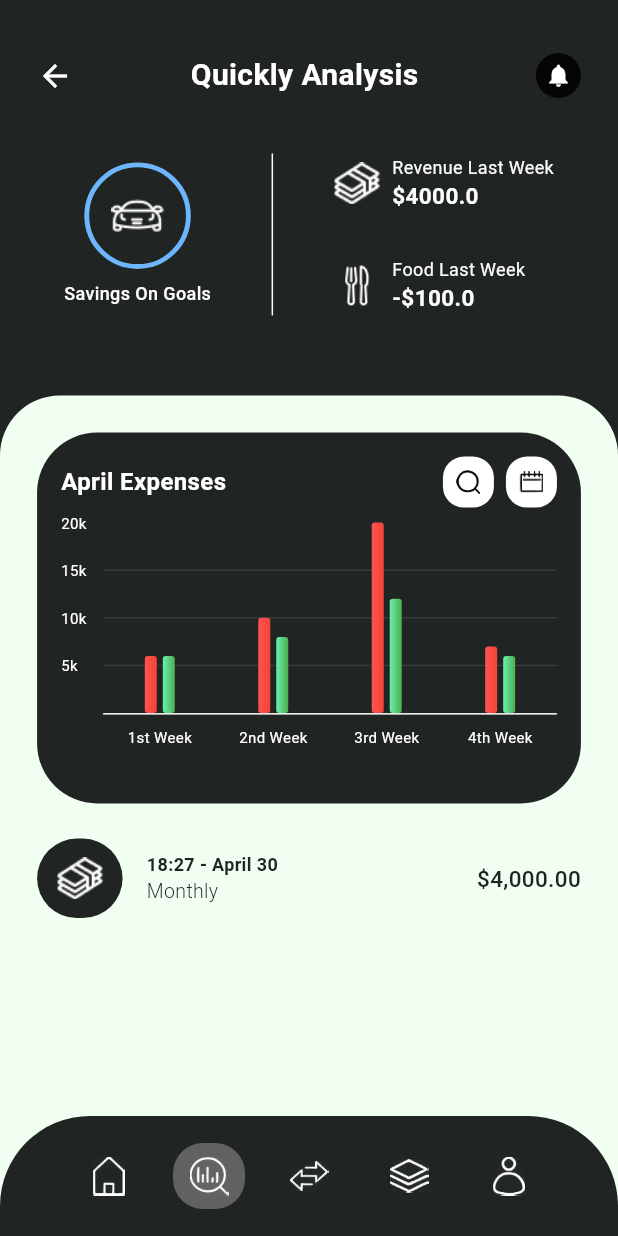
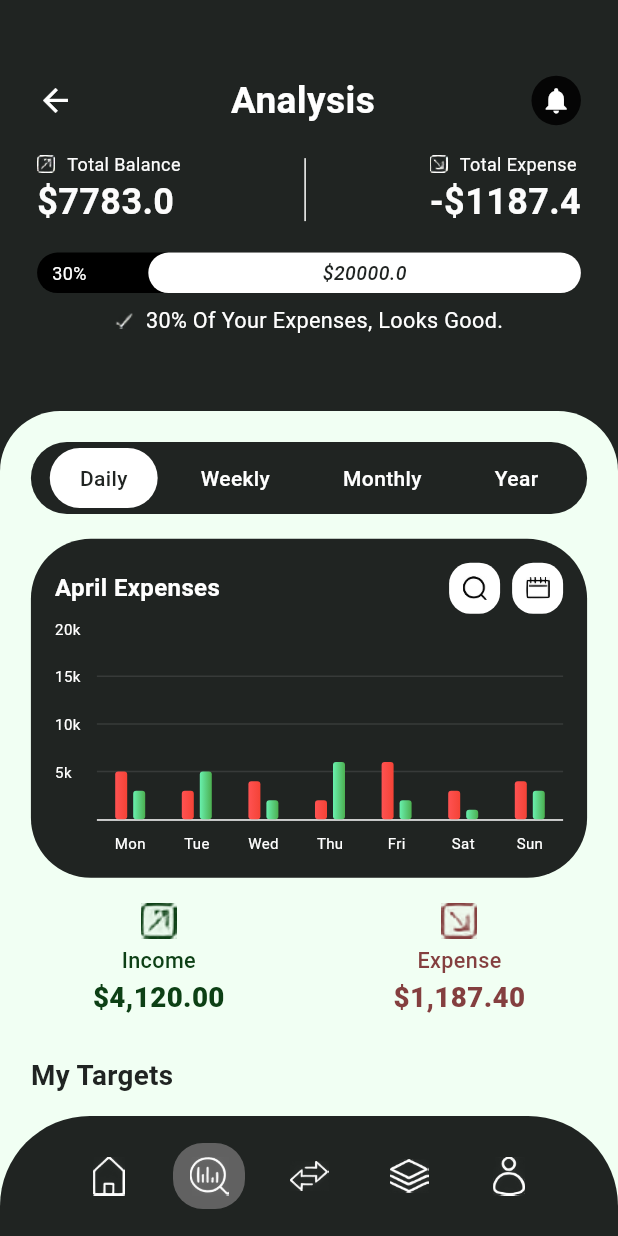
Before and after one commit to dyeafsnsein/SBMA, a Flutter app: the screen it shows after launch, item 2 of the bottom bar chosen, on a phone screen of 412 x 824 dp. Run offline on Flutter 3.47's test engine with Material 3 defaults, Android fonts, the light colour scheme and no system bars; drawn by our look-alikes of fl_chart; Roboto replaces fonts that are missing (Poppins).

Commit message:
added analysis page , linking it to botnavbar , updated the period selector

```diff
--- /dev/null
+++ b/lib/pages/Analysis.dart
@@ -0,0 +1,353 @@
+import 'package:flutter/material.dart';
+import 'package:flutter/services.dart';
+import 'components/balance_overview.dart';
+import 'components/progress_bar.dart';
+import 'components/fl_bar_chart.dart';
+import 'components/bottom_nav_bar.dart';
+import 'Notification.dart';
+
+class Analysis extends StatefulWidget {
+  const Analysis({Key? key}) : super(key: key);
+
+  @override
+  State<Analysis> createState() => _AnalysisState();
+}
+
+class _AnalysisState extends State<Analysis> {
+  final List<String> _iconPaths = [
+    'lib/pages/assets/Home.png',
+    'lib/pages/assets/Analysis.png',
+    'lib/pages/assets/Transactions.png',
+    'lib/pages/assets/Categories.png',
+    'lib/pages/assets/Profile.png',
+  ];
+
+  final List<String> _periods = ['Daily', 'Weekly', 'Monthly', 'Year'];
+  int _selectedPeriodIndex = 0;
+
+  final List<double> _expenses = [5, 3, 4, 2, 6, 3, 4];
+  final List<double> _income = [3, 5, 2, 6, 2, 1, 3];
+  final List<String> _chartLabels = ['Mon', 'Tue', 'Wed', 'Thu', 'Fri', 'Sat', 'Sun'];
+
+  final List<Map<String, dynamic>> _targets = [
+    {
+      'name': 'Travel',
+      'progress': 0.3,
+    },
+    {
+      'name': 'Car',
+      'progress': 0.5,
+    },
+  ];
+
+  void _onPeriodTapped(int index) {
+    setState(() {
+      _selectedPeriodIndex = index;
+    });
+  }
+
+  Widget _buildPeriodSelector() {
+    return Container(
+      padding: const EdgeInsets.all(4),
+      decoration: BoxDecoration(
+        color: const Color(0xFF202422),
+        borderRadius: BorderRadius.circular(30),
+      ),
+      child: Row(
+        mainAxisAlignment: MainAxisAlignment.spaceEvenly,
+        children: List.generate(_periods.length, (index) {
+          final isSelected = _selectedPeriodIndex == index;
+          return GestureDetector(
+            onTap: () => _onPeriodTapped(index),
+            child: Container(
+              padding: const EdgeInsets.symmetric(horizontal: 20, vertical: 10),
+              decoration: BoxDecoration(
+                color: isSelected ? Colors.white : Colors.transparent,
+                borderRadius: BorderRadius.circular(25),
+              ),
+              child: Text(
+                _periods[index],
+                style: TextStyle(
+                  color: isSelected ? const Color(0xFF202422) : Colors.white,
+                  fontSize: 14,
+                  fontWeight: FontWeight.w500,
+                ),
+              ),
+            ),
+          );
+        }),
+      ),
+    );
+  }
+
+  Widget _buildIncomeExpense({
+    required String icon,
+    required String title,
+    required String amount,
+    required Color color,
+    required double screenWidth,
+  }) {
+    return Column(
+      mainAxisAlignment: MainAxisAlignment.center,
+      children: [
+        Image.asset(
+          icon,
+          width: screenWidth * 0.06,
+          height: screenWidth * 0.06,
+          color: color,
+        ),
+        SizedBox(height: screenWidth * 0.01),
+        Text(
+          title,
+          style: TextStyle(
+            color: color,
+            fontSize: screenWidth * 0.035,
+            fontWeight: FontWeight.w500,
+          ),
+        ),
+        Text(
+          amount,
+          style: TextStyle(
+            color: color,
+            fontSize: screenWidth * 0.045,
+            fontWeight: FontWeight.w800,
+          ),
+        ),
+      ],
+    );
+  }
+
+  Widget _buildTargetItem({
+    required String name,
+    required double progress,
+    required double screenWidth,
+  }) {
+    return Container(
+      width: screenWidth * 0.4,
+      height: screenWidth * 0.4,
+      decoration: BoxDecoration(
+        color: const Color(0xFF202422),
+        borderRadius: BorderRadius.circular(20),
+      ),
+      child: Column(
+        mainAxisAlignment: MainAxisAlignment.center,
+        children: [
+          Stack(
+            alignment: Alignment.center,
+            children: [
+              SizedBox(
+                width: screenWidth * 0.25,
+                height: screenWidth * 0.25,
+                child: CircularProgressIndicator(
+                  value: progress,
+                  backgroundColor: Colors.white.withOpacity(0.2),
+                  valueColor: const AlwaysStoppedAnimation<Color>(Color(0xFF00FF94)),
+                  strokeWidth: 8,
+                ),
+              ),
+              Text(
+                '${(progress * 100).toInt()}%',
+                style: TextStyle(
+                  color: Colors.white,
+                  fontSize: screenWidth * 0.05,
+                  fontWeight: FontWeight.bold,
+                ),
+              ),
+            ],
+          ),
+          SizedBox(height: screenWidth * 0.02),
+          Text(
+            name,
+            style: TextStyle(
+              color: Colors.white,
+              fontSize: screenWidth * 0.04,
+              fontWeight: FontWeight.w500,
+            ),
+          ),
+        ],
+      ),
+    );
+  }
+
+  @override
+  Widget build(BuildContext context) {
+    final screenHeight = MediaQuery.of(context).size.height;
+    final screenWidth = MediaQuery.of(context).size.width;
+
+    return AnnotatedRegion<SystemUiOverlayStyle>(
+      value: SystemUiOverlayStyle.light.copyWith(
+        statusBarColor: Colors.transparent,
+        statusBarIconBrightness: Brightness.light,
+      ),
+      child: Scaffold(
+        backgroundColor: const Color(0xFF202422),
+        body: Stack(
+          children: [
+            Column(
+              children: [
+                Container(
+                  color: const Color(0xFF202422),
+                  padding: EdgeInsets.symmetric(
+                    horizontal: screenWidth * 0.06,
+                    vertical: screenHeight * 0.06,
+                  ),
+                  child: Column(
+                    children: [
+                      Row(
+                        mainAxisAlignment: MainAxisAlignment.spaceBetween,
+                        children: [
+                          GestureDetector(
+                            onTap: () => Navigator.pop(context),
+                            child: Icon(
+                              Icons.arrow_back,
+                              color: Colors.white,
+                              size: screenWidth * 0.06,
+                            ),
+                          ),
+                          Text(
+                            'Analysis',
+                            style: TextStyle(
+                              fontFamily: 'Poppins',
+                              fontSize: screenWidth * 0.06,
+                              fontWeight: FontWeight.w600,
+                              color: Colors.white,
+                            ),
+                          ),
+                          GestureDetector(
+                            onTap: () {
+                              Navigator.push(
+                                context,
+                                MaterialPageRoute(builder: (context) => NotificationPage()),
+                              );
+                            },
+                            child: Container(
+                              width: screenWidth * 0.08,
+                              height: screenWidth * 0.08,
+                              decoration: BoxDecoration(
+                                color: const Color(0xFF050505),
+                                borderRadius: BorderRadius.circular(screenWidth * 0.04),
+                              ),
+                              child: Icon(
+                                Icons.notifications,
+                                color: Colors.white,
+                                size: screenWidth * 0.05,
+                              ),
+                            ),
+                          ),
+                        ],
+                      ),
+                      SizedBox(height: screenHeight * 0.02),
+                      BalanceOverview(
+                        totalBalance: 7783.00,
+                        totalExpense: 1187.40,
+                      ),
+                      SizedBox(height: screenHeight * 0.02),
+                      ProgressBar(progress: 0.3, goalAmount: 20000.00),
+                      SizedBox(height: screenHeight * 0.01),
+                      Row(
+                        mainAxisAlignment: MainAxisAlignment.center,
+                        children: [
+                          Image.asset(
+                            'lib/pages/assets/Check.png',
+                            width: screenWidth * 0.03,
+                            height: screenWidth * 0.03,
+                          ),
+                          SizedBox(width: screenWidth * 0.02),
+                          Text(
+                            '30% Of Your Expenses, Looks Good.',
+                            style: TextStyle(
+                              color: Colors.white,
+                              fontSize: screenWidth * 0.035,
+                              fontFamily: 'Poppins',
+                            ),
+                          ),
+                        ],
+                      ),
+                    ],
+                  ),
+                ),
+                Expanded(
+                  child: Container(
+                    decoration: const BoxDecoration(
+                      color: Color(0xFFF1FFF3),
+                      borderRadius: BorderRadius.only(
+                        topLeft: Radius.circular(40),
+                        topRight: Radius.circular(40),
+                      ),
+                    ),
+                    child: SingleChildScrollView(
+                      child: Padding(
+                        padding: EdgeInsets.all(screenWidth * 0.05),
+                        child: Column(
+                          crossAxisAlignment: CrossAxisAlignment.start,
+                          children: [
+                            _buildPeriodSelector(),
+                            SizedBox(height: screenHeight * 0.02),
+                            FlBarChart(
+                              expenses: _expenses,
+                              income: _income,
+                              labels: _chartLabels,
+                            ),
+                            SizedBox(height: screenHeight * 0.02),
+                            Padding(
+                              padding: EdgeInsets.symmetric(horizontal: screenWidth * 0.1),
+                              child: Row(
+                                mainAxisAlignment: MainAxisAlignment.spaceBetween,
+                                children: [
+                                  _buildIncomeExpense(
+                                    icon: 'lib/pages/assets/Income.png',
+                                    title: 'Income',
+                                    amount: '\$4,120.00',
+                                    color: const Color(0xFF0D4015),
+                                    screenWidth: screenWidth,
+                                  ),
+                                  _buildIncomeExpense(
+                                    icon: 'lib/pages/assets/Expense.png',
+                                    title: 'Expense',
+                                    amount: '\$1,187.40',
+                                    color: const Color(0xFF843F3F),
+                                    screenWidth: screenWidth,
+                                  ),
+                                ],
+                              ),
+                            ),
+                            SizedBox(height: screenHeight * 0.03),
+                            Text(
+                              'My Targets',
+                              style: TextStyle(
+                                fontSize: screenWidth * 0.045,
+                                fontWeight: FontWeight.w600,
+                                color: const Color(0xFF202422),
+                              ),
+                            ),
+                            SizedBox(height: screenHeight * 0.02),
+                            Row(
+                              mainAxisAlignment: MainAxisAlignment.spaceAround,
+                              children: _targets.map((target) => _buildTargetItem(
+                                name: target['name'],
+                                progress: target['progress'],
+                                screenWidth: screenWidth,
+                              )).toList(),
+                            ),
+                            SizedBox(height: screenHeight * 0.1),
+                          ],
+                        ),
+                      ),
+                    ),
+                  ),
+                ),
+              ],
+            ),
+            Align(
+              alignment: Alignment.bottomCenter,
+              child: BottomNavBar(
+                iconPaths: _iconPaths,
+                selectedIndex: 1,
+              ),
+            ),
+          ],
+        ),
+      ),
+    );
+  }
+}
--- a/lib/pages/Notification.dart
+++ b/lib/pages/Notification.dart
@@ -1,7 +1,6 @@
 import 'package:flutter/material.dart';
 import 'package:flutter/services.dart';
 import 'components/bottom_nav_bar.dart';
-import 'Home.dart';
 
 class NotificationPage extends StatefulWidget {
   const NotificationPage({Key? key}) : super(key: key);
--- a/lib/pages/components/bottom_nav_bar.dart
+++ b/lib/pages/components/bottom_nav_bar.dart
@@ -2,6 +2,7 @@ import 'package:flutter/material.dart';
 import '../Home.dart';  // Update with your app name
 import '../QuickAnalysis.dart';
 import '../transaction.dart';
+import '../Analysis.dart';
 // Import other pages you want to navigate to
 
 class BottomNavBar extends StatelessWidget {
@@ -28,7 +29,7 @@ class BottomNavBar extends StatelessWidget {
       case 1: // Analysis
         Navigator.pushReplacement(
           context,
-          MaterialPageRoute(builder: (context) => const QuickAnalysis()),
+          MaterialPageRoute(builder: (context) => const Analysis()),
         );
         break;
       case 2: // Transactions
--- a/lib/pages/components/period_selector.dart
+++ b/lib/pages/components/period_selector.dart
@@ -15,34 +15,29 @@ class PeriodSelector extends StatelessWidget {
   @override
   Widget build(BuildContext context) {
     return Container(
-      padding: const EdgeInsets.symmetric(vertical: 6.0), // Adjust padding
+      padding: const EdgeInsets.all(4),
       decoration: BoxDecoration(
         color: const Color(0xFF202422),
-        borderRadius: BorderRadius.circular(22),
+        borderRadius: BorderRadius.circular(30),
       ),
       child: Row(
-        mainAxisAlignment: MainAxisAlignment.spaceEvenly, // Use spaceEvenly
+        mainAxisAlignment: MainAxisAlignment.spaceEvenly,
         children: List.generate(periods.length, (index) {
           final isSelected = selectedPeriodIndex == index;
           return GestureDetector(
             onTap: () => onPeriodTapped(index),
             child: Container(
-              width: (MediaQuery.of(context).size.width - 80) / 3,
-              height: 36,
+              padding: const EdgeInsets.symmetric(horizontal: 20, vertical: 10),
               decoration: BoxDecoration(
-                color: isSelected
-                    ? const Color.fromARGB(255, 215, 211, 211)
-                    : const Color.fromARGB(255, 255, 255, 255),
-                borderRadius: BorderRadius.circular(19),
+                color: isSelected ? Colors.white : Colors.transparent,
+                borderRadius: BorderRadius.circular(25),
               ),
-              alignment: Alignment.center,
               child: Text(
                 periods[index],
-                style: const TextStyle(
-                  fontFamily: 'Poppins',
-                  fontSize: 15,
-                  fontWeight: FontWeight.w400,
-                  color: Color(0xFF202422),
+                style: TextStyle(
+                  color: isSelected ? const Color(0xFF202422) : Colors.white,
+                  fontSize: 14,
+                  fontWeight: FontWeight.w500,
                 ),
               ),
             ),
```
